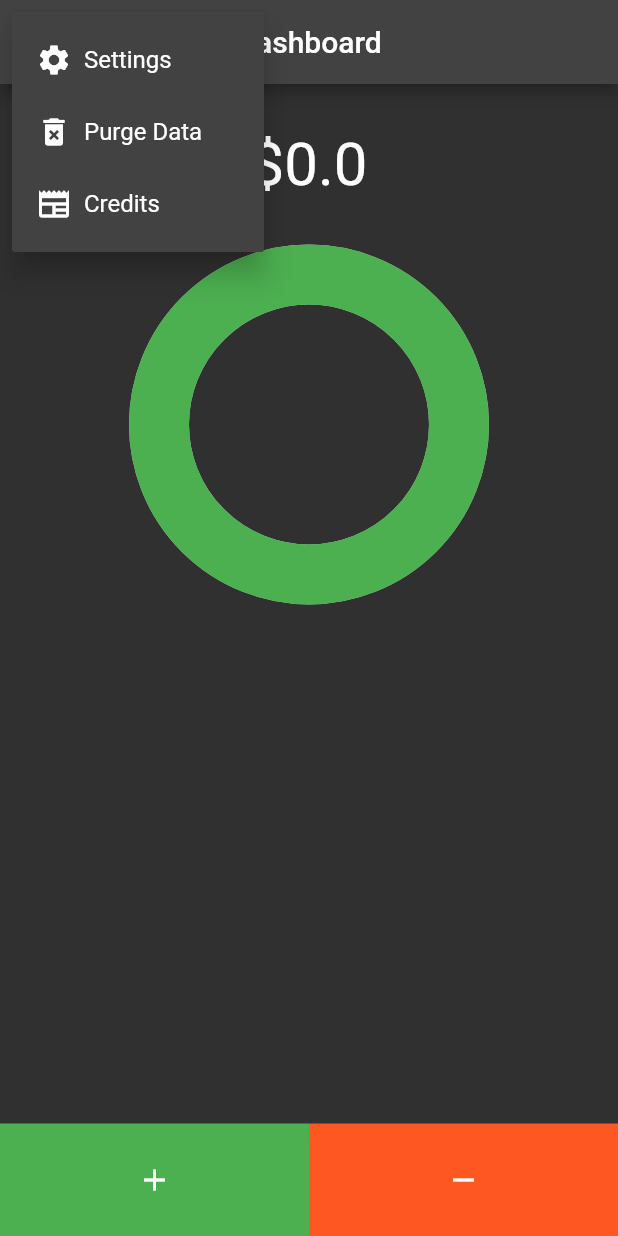
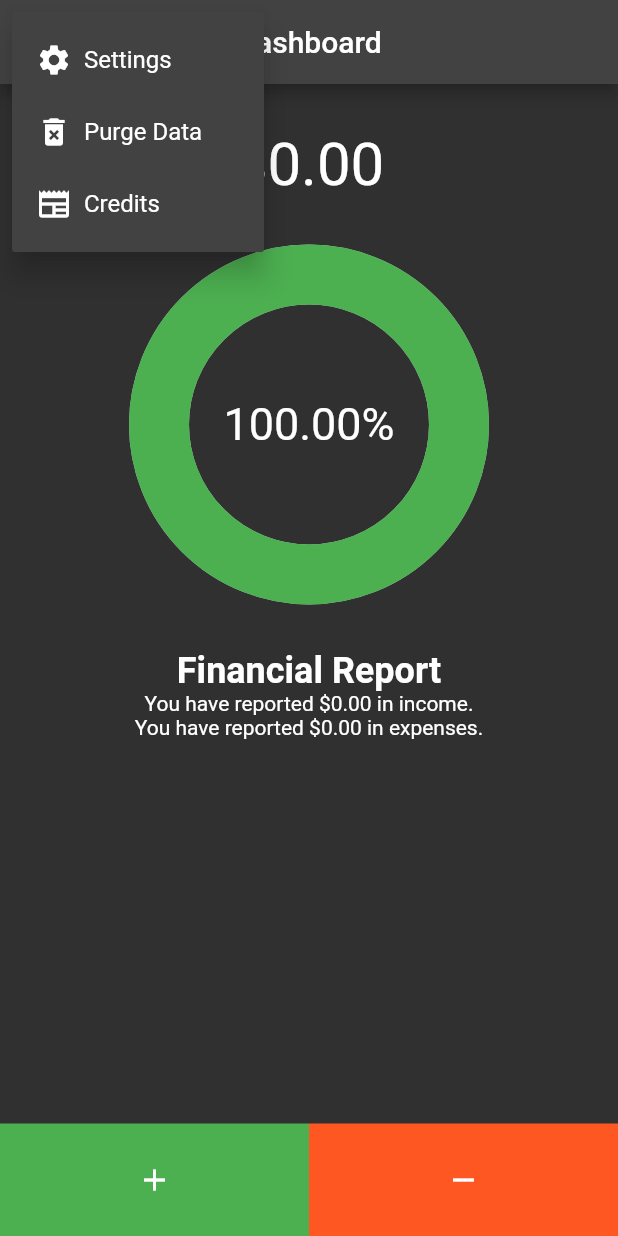
Before and after one commit to CaseyNguyen/Stax, a Flutter app: the screen it shows after launch, after a tap on the "more vert" icon, on a phone screen of 412 x 824 dp. Run offline on Flutter 3.47's test engine with Material 2 defaults, Android fonts, the light colour scheme and no system bars; drawn by our look-alikes of percent_indicator; our stand-ins replace floor, google_fonts, sqflite; missing offline and left inert: splash_screen_view; accounts and stored records are empty; generated files the repository leaves out were written again.

Commit message:
Created a little expense report section below the visualizer.

```diff
--- /dev/null
+++ b/lib/blocks/report.dart
@@ -0,0 +1,22 @@
+import 'package:flutter/material.dart';
+
+class UtilizationReport extends StatelessWidget{
+  UtilizationReport({required this.view, super.key});
+  List<double> view;
+  @override
+  Widget build(BuildContext context){
+    return Column(
+      children: [
+        const Text('Financial Report', style: TextStyle(
+          fontWeight: FontWeight.bold,
+          fontSize: 24
+        )),
+        (view[0] == 0 || view[1] == 0) ?
+          Container() :
+          Text('You have used ${((view[5]).toStringAsFixed(2))}% of reported income.'),
+        Text('You have reported \$${(view[0].toStringAsFixed(2))} in income.'),
+        Text('You have reported \$${(view[1].toStringAsFixed(2))} in expenses.'),
+      ]
+    );
+  }
+}
--- /dev/null
+++ b/lib/blocks/utilization.dart
@@ -0,0 +1,16 @@
+import 'package:flutter/material.dart';
+
+class Utilization extends StatelessWidget{
+  Utilization({required this.percent, super.key});
+  double percent;
+  @override
+  Widget build(BuildContext context){
+    if (percent < 0){
+      return const Text('Deficit', style: const TextStyle(fontSize: 30, color: Colors.red));
+    }
+    return Text('${(percent).toStringAsFixed(2)}%',
+            textAlign: TextAlign.center,
+            style: const TextStyle(fontSize: 30)
+    );
+  }
+}
--- a/lib/database/view_model.dart
+++ b/lib/database/view_model.dart
@@ -22,7 +22,7 @@ class ViewModel extends ChangeNotifier{
 
   // balance sends the visualizer information.
   // Index 0 - Sum of incomes; Index 1 - Sum of expenses; 2 - Ready cash;
-  // 3 - Utilization %, 4 - Utilization % for visual
+  // 3 - Utilization %, 4 - Utilization % for visual, 5 - Expense / Income
   Future<List<double>> get balance async{
     List<Money> transactionList = await _db.moneyDao.findAllTransactions();
     double incomeTotal = 0.0;
@@ -47,7 +47,9 @@ class ViewModel extends ChangeNotifier{
     else if (visualPercentage > 1.0){
       visualPercentage = 1.0;
     }
-    return [incomeTotal, expenseTotal, balance, percentage *= 100, visualPercentage];
+    double expenseDivIncome = expenseTotal / incomeTotal;
+    expenseDivIncome *= 100;
+    return [incomeTotal, expenseTotal, balance, percentage *= 100, visualPercentage, expenseDivIncome];
   }
 
   // addIncome
--- a/lib/forms/income_form.dart
+++ b/lib/forms/income_form.dart
@@ -60,12 +60,10 @@ class IncomeFormState extends State<IncomeForm>{
                       ),
                       const CustomDivider(),
                       TextFormField(
-                        inputFormatters: [DecimalTextInputFormatter(decimalRange: 2)],
                         decoration: const InputDecoration(
                             prefixIcon: Icon(Icons.bookmark_add_outlined, color: Colors.grey),
-                            hintText: 'Tags'
+                            hintText: 'Tags (optional)'
                         ),
-                        keyboardType: const TextInputType.numberWithOptions(decimal: true),
                         controller: tag,
                       ),
                       const CustomDivider(),
--- a/lib/views/list.dart
+++ b/lib/views/list.dart
@@ -3,6 +3,7 @@
 // VERSION CONTROL:
 // 8.18.2023 - Created to very neatly hold transaction list.
 // 8.21.2023 - Fixed doubles to only show two decimals.
+// 9.14.2023 - Overhauled listview.
 
 import 'package:budge/database/view_model.dart';
 import 'package:flutter/material.dart';
--- a/lib/views/visualizer.dart
+++ b/lib/views/visualizer.dart
@@ -10,9 +10,11 @@ import 'package:flutter/material.dart';
 import 'package:provider/provider.dart';
 import 'package:percent_indicator/percent_indicator.dart';
 
+import '../blocks/report.dart';
+import '../blocks/utilization.dart';
+
 class DataVisualizer extends StatefulWidget {
   const DataVisualizer({super.key});
-
   @override
   State<DataVisualizer> createState() => _DataVisualizerState();
 }
@@ -31,7 +33,7 @@ class _DataVisualizerState extends State<DataVisualizer>{
                 return Column(
                 children: [
                   Container(height: 30),
-                  Text('\$${double.parse((view[2]).toStringAsFixed(2))}', style: const TextStyle(fontSize: 40)),
+                  Text('\$${(view[2]).toStringAsFixed(2)}', style: const TextStyle(fontSize: 40)),
                   Container(height: 30),
                   Flexible(
                     child:
@@ -39,10 +41,12 @@ class _DataVisualizerState extends State<DataVisualizer>{
                         radius: 120.0,
                         lineWidth: 40.0,
                         percent: view[4],
-                        center: const Text('', style: TextStyle(fontSize: 40)),
+                        center: Utilization(percent: view[3]),
                         progressColor: Colors.green,
                       )
                   ),
+                  Container(height: 30),
+                  UtilizationReport(view: view),
                 ]
               );
             } return const Center(
```
